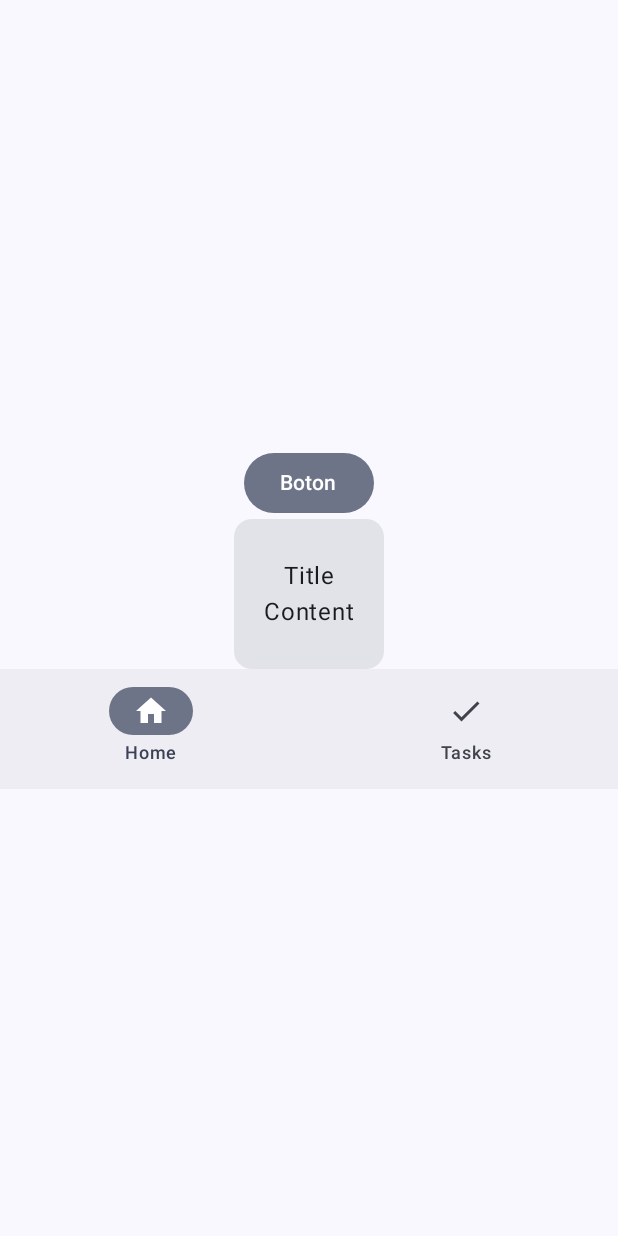
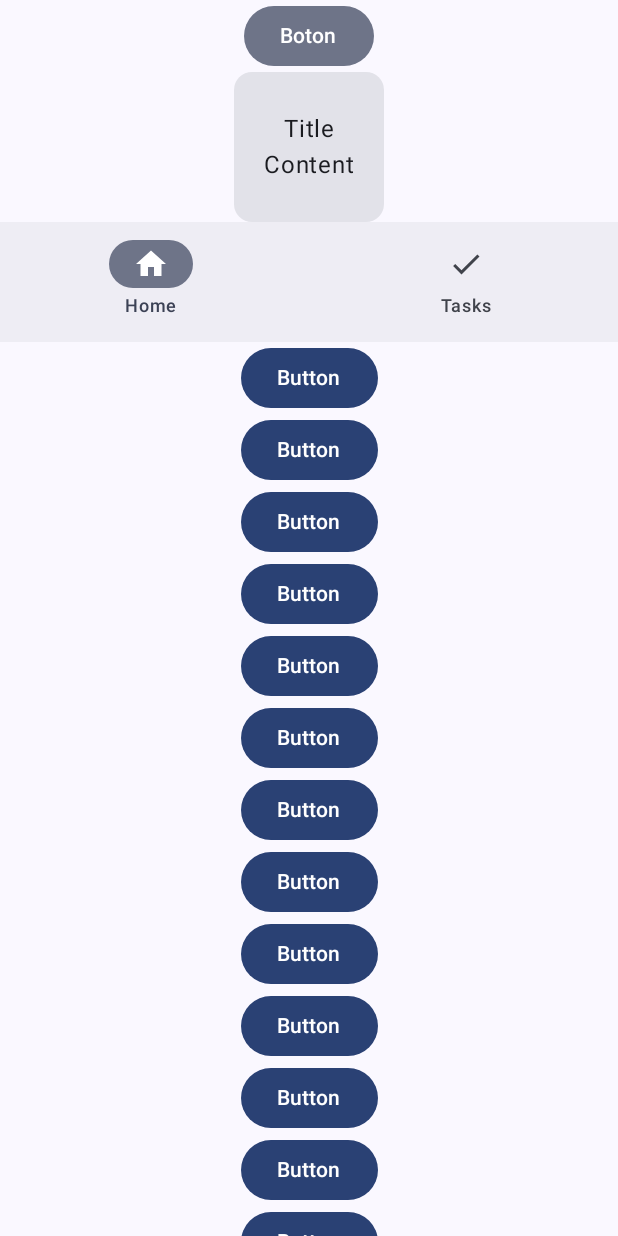
Before and after one commit to rafael1199v/MaterialDesign, an Android app built with Jetpack Compose: the screen it shows after launch (MainActivity), on a phone screen of 412 x 824 dp. Run offline under Robolectric (Android 15) with nearby library versions, the phone set to English and light mode, and no system bars.

```diff
--- a/app/src/main/java/com/example/materialdesigndemo/MainActivity.kt
+++ b/app/src/main/java/com/example/materialdesigndemo/MainActivity.kt
@@ -11,9 +11,11 @@ import androidx.compose.foundation.layout.fillMaxSize
 import androidx.compose.foundation.layout.height
 import androidx.compose.foundation.layout.padding
 import androidx.compose.foundation.layout.width
+import androidx.compose.foundation.lazy.LazyColumn
 import androidx.compose.material.icons.Icons
 import androidx.compose.material.icons.filled.Check
 import androidx.compose.material.icons.filled.Home
+import androidx.compose.material3.Button
 import androidx.compose.material3.Card
 import androidx.compose.material3.FilledTonalButton
 import androidx.compose.material3.Icon
@@ -55,6 +57,10 @@ class MainActivity : ComponentActivity() {
                         )
 
                         NavigationBarExample(
+                            modifier = Modifier
+                        )
+
+                        ScrollListExample(
                             modifier = Modifier
                         )
                     }
@@ -131,3 +137,24 @@ fun NavigationBarExample(
         )
     }
 }
+
+@Composable
+fun ScrollListExample(
+    modifier: Modifier = Modifier
+) {
+    LazyColumn(
+        modifier = modifier,
+        verticalArrangement = Arrangement.Center,
+        horizontalAlignment = Alignment.CenterHorizontally
+    ) {
+        items(50) { index ->
+            Button(
+                onClick = {},
+            ) {
+                Text(
+                    text = "Button"
+                )
+            }
+        }
+    }
+}
```
